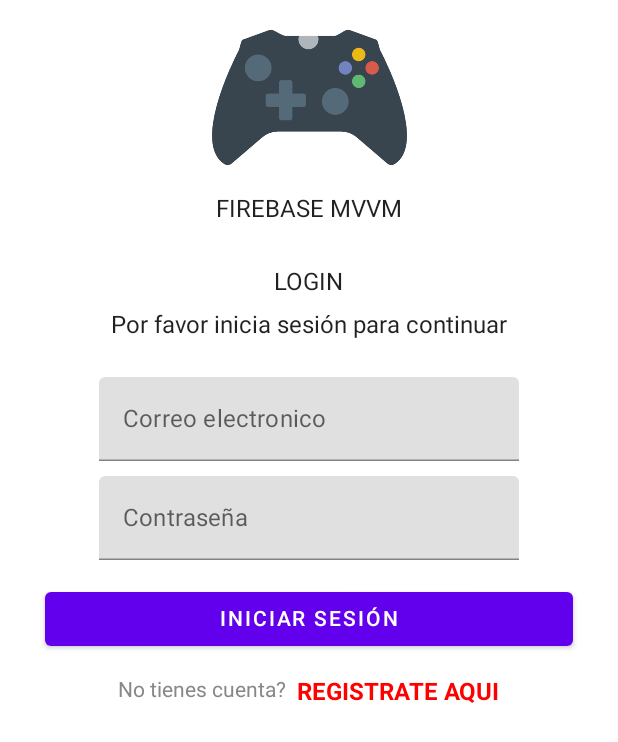
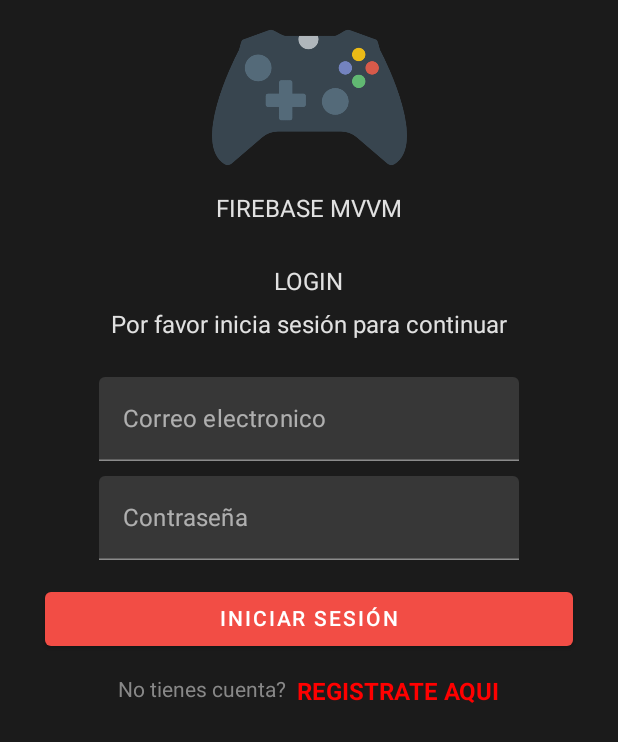
Before and after one commit to faradius/Gamer_MVVM_App, an Android app built with Jetpack Compose: the screen it shows after launch (MainActivity), on a phone screen of 412 x 824 dp. Shown: the top 742 px of the screen. Run offline under Robolectric (Android 15) with nearby library versions, the phone set to English and light mode, and no system bars.

Commit message:
Estableciendo el tema oscuro y claro en la aplicación

```diff
--- a/app/src/main/java/com/alex/gamermvvmapp/MainActivity.kt
+++ b/app/src/main/java/com/alex/gamermvvmapp/MainActivity.kt
@@ -22,8 +22,7 @@ class MainActivity : ComponentActivity() {
     override fun onCreate(savedInstanceState: Bundle?) {
         super.onCreate(savedInstanceState)
         setContent {
-            GamerMVVMAppTheme {
-                // A surface container using the 'background' color from the theme
+            GamerMVVMAppTheme(darkTheme = true) {
                 Surface(
                     modifier = Modifier.fillMaxSize(),
                     color = MaterialTheme.colors.background
@@ -112,7 +111,12 @@ fun Greeting(name: String) {
 @Preview(showBackground = true, showSystemUi = true)
 @Composable
 fun DefaultPreview() {
-    GamerMVVMAppTheme {
-        BodyContent()
+    GamerMVVMAppTheme(darkTheme = true) {
+        Surface(
+            modifier = Modifier.fillMaxSize(),
+            color = MaterialTheme.colors.background
+        ) {
+            BodyContent()
+        }
     }
 }
--- a/app/src/main/java/com/alex/gamermvvmapp/ui/theme/Color.kt
+++ b/app/src/main/java/com/alex/gamermvvmapp/ui/theme/Color.kt
@@ -6,3 +6,9 @@ val Purple200 = Color(0xFFBB86FC)
 val Purple500 = Color(0xFF6200EE)
 val Purple700 = Color(0xFF3700B3)
 val Teal200 = Color(0xFF03DAC5)
+val Red200 = Color(0xFFFF6F60)
+val Red500 = Color(0xFFF24D45)
+val Red700 = Color(0xFFAB000D)
+val DarkGray500 = Color(0xFF272727)
+val DarkGray700 = Color(0xFF202020)
+val DarkGray900 = Color(0xFF1B1B1B)
--- a/app/src/main/java/com/alex/gamermvvmapp/ui/theme/Theme.kt
+++ b/app/src/main/java/com/alex/gamermvvmapp/ui/theme/Theme.kt
@@ -5,17 +5,20 @@ import androidx.compose.material.MaterialTheme
 import androidx.compose.material.darkColors
 import androidx.compose.material.lightColors
 import androidx.compose.runtime.Composable
+import androidx.compose.ui.graphics.Color
 
 private val DarkColorPalette = darkColors(
-    primary = Purple200,
-    primaryVariant = Purple700,
-    secondary = Teal200
+    primary = Red500, //statusBar
+    primaryVariant = Red700,
+    secondary = DarkGray700,
+    background = DarkGray900,
+    onPrimary = Color.White //Color de letra de botones
 )
 
 private val LightColorPalette = lightColors(
-    primary = Purple500,
-    primaryVariant = Purple700,
-    secondary = Teal200
+    primary = Red500,
+    primaryVariant = Red700,
+    secondary = DarkGray700
 
     /* Other default colors to override
     background = Color.White,
--- a/app/src/main/res/values/colors.xml
+++ b/app/src/main/res/values/colors.xml
@@ -7,4 +7,5 @@
     <color name="teal_700">#FF018786</color>
     <color name="black">#FF000000</color>
     <color name="white">#FFFFFFFF</color>
+    <color name="red">#AB000D</color>
 </resources>
--- a/app/src/main/res/values/themes.xml
+++ b/app/src/main/res/values/themes.xml
@@ -2,6 +2,6 @@
 <resources>
 
     <style name="Theme.GamerMVVMApp" parent="android:Theme.Material.Light.NoActionBar">
-        <item name="android:statusBarColor">@color/purple_700</item>
+        <item name="android:statusBarColor">@color/red</item>
     </style>
 </resources>
```
